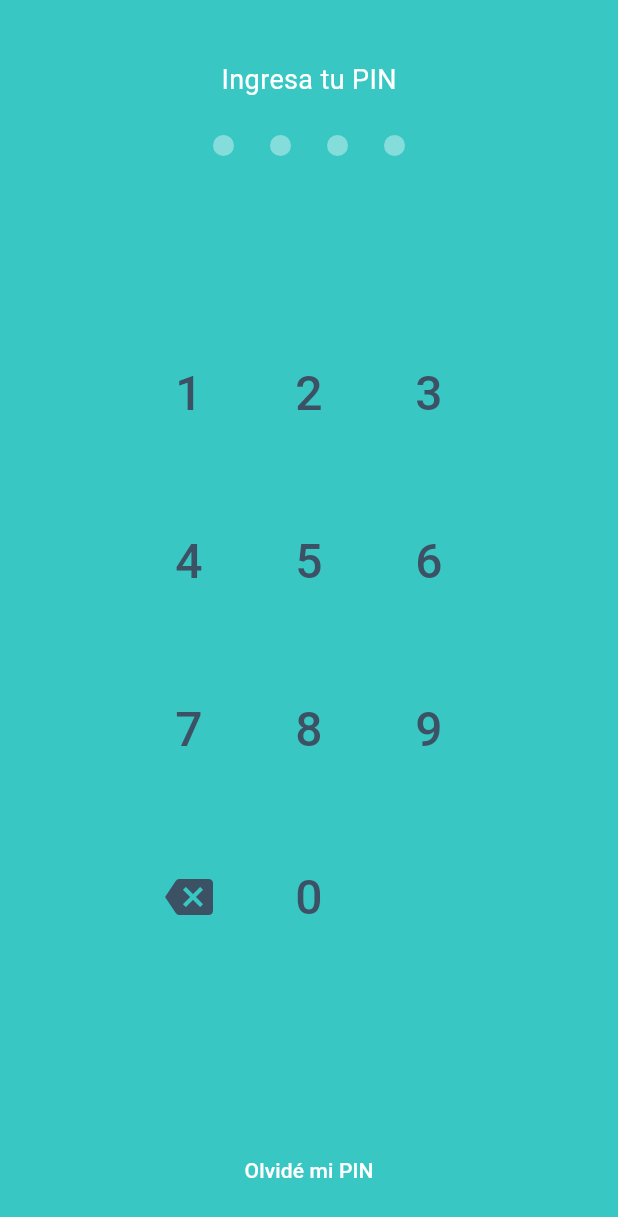
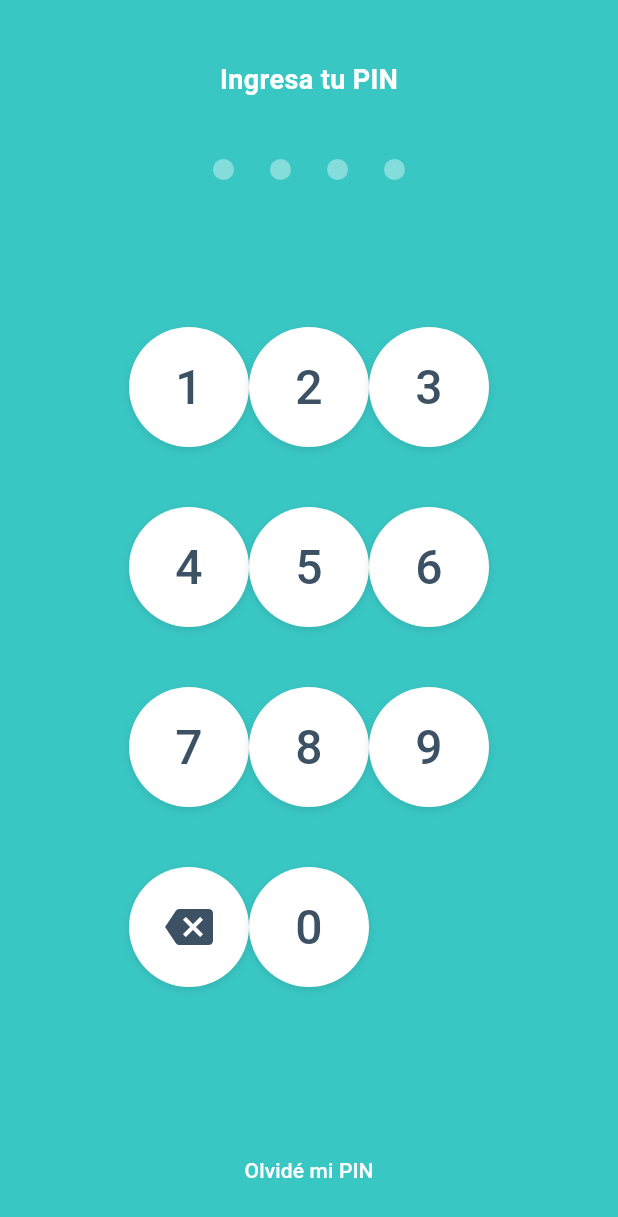
Before and after one commit to TilinInsano312/Tarjeta_mish, a Flutter app: the PinFrame screen opened by its route, on a phone screen of 412 x 824 dp. Shown: the top 1217 px of the screen. Run offline on Flutter 3.47's test engine with Material 3 defaults, Android fonts, the phone set to English and light mode, and no system bars; our stand-ins replace flutter_hooks, flutter_secure_storage, hive; accounts and stored records are empty.

Commit message:
fix: fix pin_frame

```diff
--- a/frontend/lib/src/features/auth_pin/presentation/frames/pin_frame.dart
+++ b/frontend/lib/src/features/auth_pin/presentation/frames/pin_frame.dart
@@ -1,50 +1,146 @@
 import 'package:flutter/material.dart';
+import 'package:flutter_hooks/flutter_hooks.dart';
+import 'package:provider/provider.dart';
+import 'package:frontend/src/core/services/authService.dart';
+import 'package:frontend/src/domain/repository/loginRepository.dart';
+import 'package:frontend/src/domain/appConfig.dart';
 
 //const
 const Color backgroundColor = Color(0xFF39c7c4);
 const Color digitColor = Color(0xff3D5165);
 const double keySize = 80.0;
 const int digitFontSize = 32;
-const double spacingH = 32.0;
-const double spacingV = 32.0;
+const double spacingH = 40.0;
+const double spacingV = 40.0;
+
+class PinFrame extends HookWidget {
+  const PinFrame({Key? key}) : super(key: key);
+
+  @override
+  Widget build(BuildContext context) {
+    final pin = useState<String>('');
+    final isLoading = useState<bool>(false);
+    final errorMessage = useState<String?>(null);
 
 
-class PinFrame extends StatefulWidget{
-  const PinFrame({super.key});
+    Future<void> verifyPin() async {
 
-  @override
-  PinFrameState createState() => PinFrameState();
+      isLoading.value = true;
+      errorMessage.value = null;
+
+      try {
+
+        final authService = Provider.of<AuthService>(context, listen: false);
+
+
+        final userRut = await authService.getUserRut();
+
+        if (userRut == null || userRut.isEmpty) {
+          errorMessage.value = 'No hay sesión activa. Inicie sesión nuevamente.';
+          isLoading.value = false;
+
+
+          if (!context.mounted) return;
+
+
+          Future.delayed(Duration(seconds: 2), () {
+            if (context.mounted) {
+              Navigator.pushReplacementNamed(context, '/welcome');
+            }
+          });
+          return;
         }
 
-class PinFrameState extends State<PinFrame>{
-  String _pin = '';
+        if (pin.value.length != 4 || !RegExp(r'^\d{4}$').hasMatch(pin.value)) {
+          errorMessage.value = 'PIN debe tener exactamente 4 dígitos';
+          pin.value = '';
+          isLoading.value = false;
+          return;
+        }
 
-  void _onKeyPress(String key){
-    setState(() {
-      if(key == '←'){
-        if (_pin.isNotEmpty) _pin = _pin.substring(0, _pin.length - 1);
-      }else{
-        if (_pin.length < 4) _pin += key;
-        if (_pin.length == 4){
-          //create a function to handle the pin
+
+        final loginRepository = LoginRepository(baseUrl: AppConfig.baseUrl + '/api/auth');
+
+        try {
+
+          final pinInt = int.parse(pin.value);
+
+          final loginResponse = await loginRepository.login(userRut, pinInt);
+
+          await authService.saveToken(loginResponse.token);
+
+          if (!context.mounted) return;
+
           Navigator.pushReplacementNamed(context, '/home');
+        } catch (e) {
+
+          errorMessage.value = 'PIN incorrecto. Intente nuevamente.';
+          pin.value = '';
+        }
+      } catch (e) {
+
+        errorMessage.value = 'Error de conexión. Intente nuevamente.';
+        pin.value = '';
+        print('Error en verifyPin: $e');
+      } finally {
+
+        isLoading.value = false;
       }
     }
+
+    void onKeyPress(String key) {
+
+      if (isLoading.value) return;
+
+      if (errorMessage.value != null) {
+        errorMessage.value = null;
+      }
+
+      if (key == '←') {
+        if (pin.value.isNotEmpty) {
+          pin.value = pin.value.substring(0, pin.value.length - 1);
+        }
+      } else if (RegExp(r'^[0-9]$').hasMatch(key)) {
+
+        if (pin.value.length < 4) {
+          pin.value = pin.value + key;
+          if (pin.value.length == 4) {
+
+            Future.delayed(Duration(milliseconds: 100), () {
+              verifyPin();
             });
           }
+        }
+      }
+    }
 
-  Widget _buildKey({ String? digit, IconData? icon }) {
+
+    Widget buildKey({String? digit, IconData? icon}) {
       return InkWell(
         borderRadius: BorderRadius.circular(keySize / 2),
-      onTap: () {
+        onTap: isLoading.value ? null : () {
           if (digit != null) {
-          _onKeyPress(digit);
+            onKeyPress(digit);
+          } else if (icon != null) {
+
+            onKeyPress('←');
           }
         },
         child: Container(
           width: keySize,
           height: keySize,
           alignment: Alignment.center,
+          decoration: BoxDecoration(
+            color: Colors.white,
+            shape: BoxShape.circle,
+            boxShadow: [
+              BoxShadow(
+                color: Colors.black.withOpacity(0.1),
+                blurRadius: 4,
+                offset: Offset(0, 2),
+              ),
+            ],
+          ),
           child: icon != null
               ? Icon(icon, size: digitFontSize.toDouble(), color: digitColor)
               : (digit != null
@@ -61,11 +157,6 @@ class PinFrameState extends State<PinFrame>{
       );
     }
 
-
-
-
- @override
-  Widget build(BuildContext context) {
     return Scaffold(
       backgroundColor: backgroundColor,
       body: SafeArea(
@@ -74,9 +165,31 @@ class PinFrameState extends State<PinFrame>{
             SizedBox(height: 40),
             Text(
               'Ingresa tu PIN',
-              style: TextStyle(color: Colors.white, fontSize: 18),
+              style: TextStyle(color: Colors.white, fontSize: 18, fontWeight: FontWeight.bold),
             ),
             SizedBox(height: 24),
+
+
+            if (errorMessage.value != null)
+              Padding(
+                padding: EdgeInsets.symmetric(horizontal: 24, vertical: 8),
+                child: Container(
+                  padding: EdgeInsets.all(12),
+                  decoration: BoxDecoration(
+                    color: Colors.red.withOpacity(0.1),
+                    borderRadius: BorderRadius.circular(8),
+                    border: Border.all(color: Colors.red.withOpacity(0.3)),
+                  ),
+                  child: Text(
+                    errorMessage.value!,
+                    style: TextStyle(color: Colors.red[100], fontSize: 14),
+                    textAlign: TextAlign.center,
+                  ),
+                ),
+              ),
+
+            SizedBox(height: 16),
+
             Row(
               mainAxisAlignment: MainAxisAlignment.center,
               children: List.generate(4, (i) {
@@ -86,14 +199,28 @@ class PinFrameState extends State<PinFrame>{
                   height: 14,
                   decoration: BoxDecoration(
                     shape: BoxShape.circle,
-                    color: i < _pin.length ? Colors.white : Colors.white38,
+                    color: i < pin.value.length ? Colors.white : Colors.white38,
                   ),
                 );
               }),
             ),
             Spacer(),
 
-            //keyboard
+            if (isLoading.value)
+              Padding(
+                padding: EdgeInsets.only(bottom: 20),
+                child: Column(
+                  children: [
+                    CircularProgressIndicator(color: Colors.white),
+                    SizedBox(height: 12),
+                    Text(
+                      'Verificando PIN...',
+                      style: TextStyle(color: Colors.white70, fontSize: 14),
+                    ),
+                  ],
+                ),
+              ),
+
             Center(
               child: SizedBox(
                 width: keySize * 3 + spacingH * 2,
@@ -118,8 +245,8 @@ class PinFrameState extends State<PinFrame>{
                               child: key == ''
                                   ? SizedBox.shrink()
                                   : key == '←'
-                                      ? _buildKey(icon: Icons.backspace, digit: '←')
-                                      : _buildKey(digit: key),
+                                      ? buildKey(icon: Icons.backspace)
+                                      : buildKey(digit: key),
                             );
                           }).toList(),
                         ),
@@ -131,11 +258,14 @@ class PinFrameState extends State<PinFrame>{
             Spacer(),
 
             TextButton(
-              onPressed: () {/* Olvidé mi PIN */},
+              onPressed: isLoading.value ? null : () {
+                Navigator.pushReplacementNamed(context, '/welcome');
+              },
               child: Text(
                 'Olvidé mi PIN',
                 style: TextStyle(
                   color: Colors.white,
+                  fontWeight: FontWeight.w500,
                 ),
               ),
             ),
@@ -145,9 +275,4 @@ class PinFrameState extends State<PinFrame>{
       ),
     );
   }
-
-
-
-
-
 }
```
Lines whose indentation alone changed are shown as unchanged.
